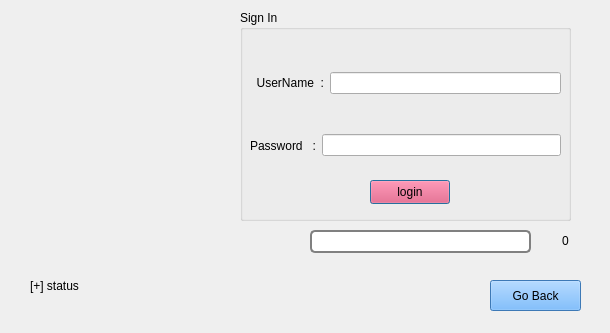
This is adminlogin.ui in ozaishan/Project-Busbee as Qt 5 draws it before an edit. The edited form follows.
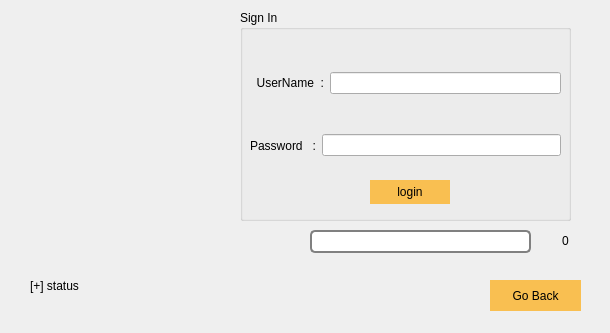
This is the edited form. Icons and pictures are not drawn.

```diff
--- a/adminlogin.ui
+++ b/adminlogin.ui
@@ -57,8 +57,11 @@
      </rect>
     </property>
     <property name="styleSheet">
-     <string notr="true">background-color: rgb(255, 53, 97);
-font: 700 11pt &quot;Segoe UI&quot;;</string>
+     <string notr="true">background-color: rgb(249,191,81);
+font: 700 11pt &quot;Segoe UI&quot;;
+color: black;
+border-radius: 20px;
+</string>
     </property>
     <property name="text">
      <string>login</string>
@@ -129,8 +132,11 @@
     </rect>
    </property>
    <property name="styleSheet">
-    <string notr="true">background-color: rgb(85, 170, 255);
-font: 700 11pt &quot;Segoe UI&quot;;</string>
+    <string notr="true">background-color: rgb(249,191,81);
+font: 700 11pt &quot;Segoe UI&quot;;
+color: black;
+border-radius: 20px;
+</string>
    </property>
    <property name="text">
     <string>Go Back</string>
```
